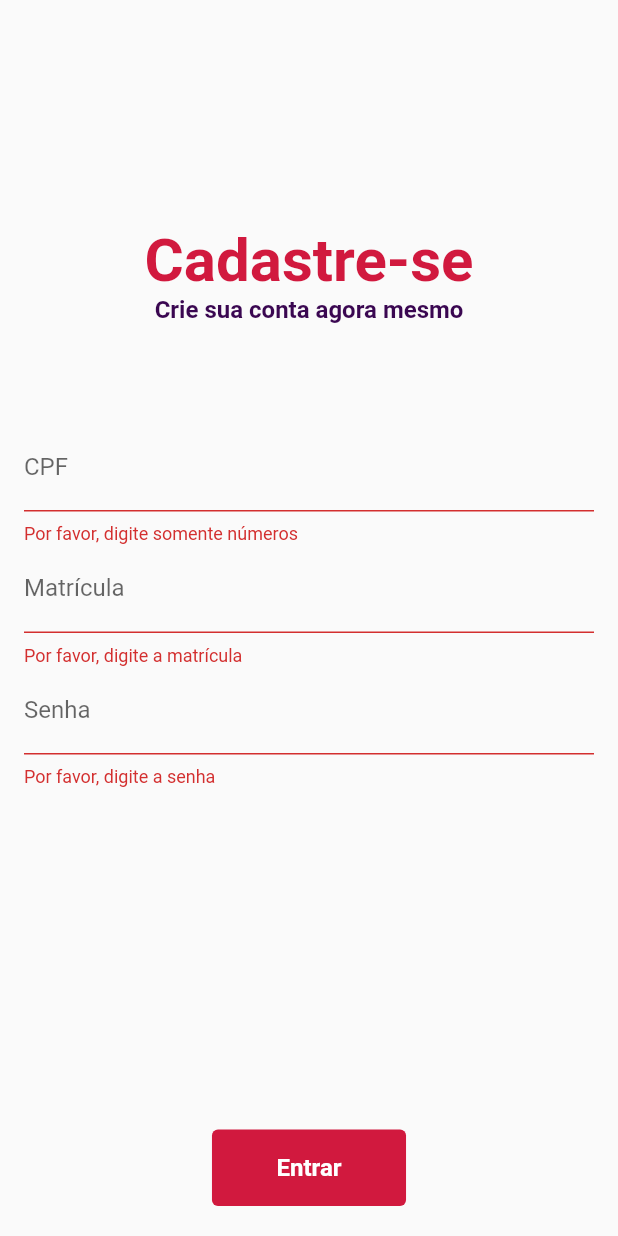
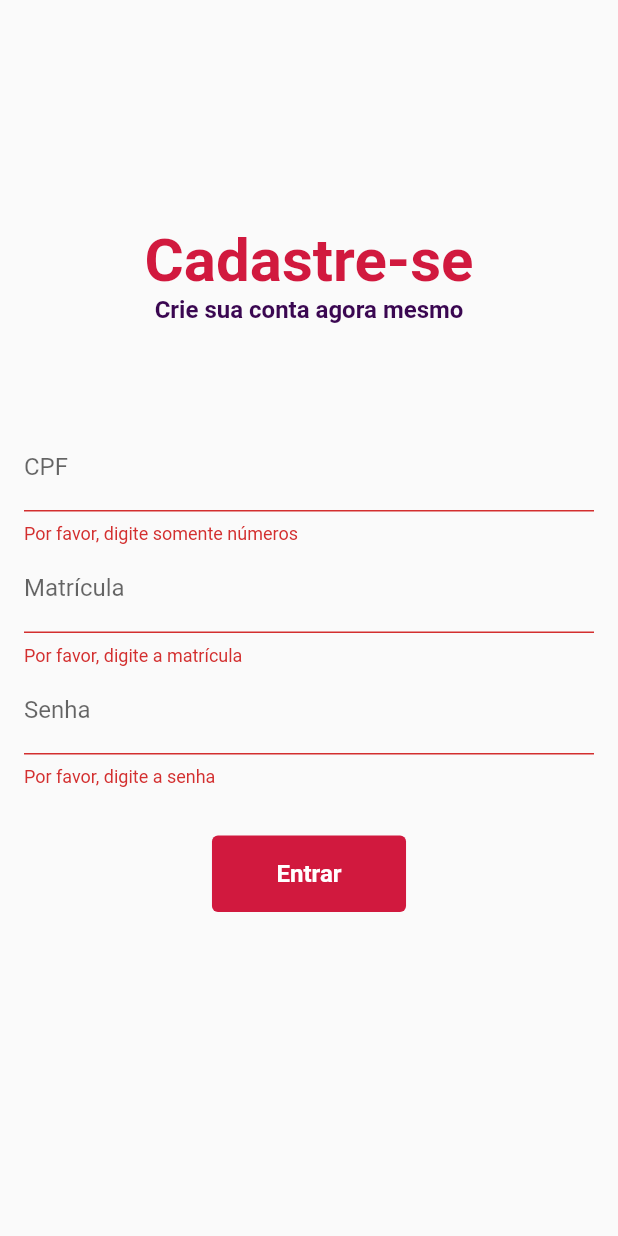
Before and after one commit to xandymelo/Juno, a Flutter app: the RegistrationScreen screen opened directly, after a tap on "Entrar", on a phone screen of 412 x 824 dp. Run offline on Flutter 3.47's test engine with Material 2 defaults, Android fonts, the phone set to English and light mode, and no system bars; our stand-ins replace flutter_svg, google_fonts, shared_preferences, sqflite; missing offline and left inert: easy_mask; accounts and stored records are empty.

Commit message:
Fixing overflowed screen

```diff
--- a/lib/main.dart
+++ b/lib/main.dart
@@ -59,7 +59,7 @@ Future<void> createDefaultData() async {
       telefone: '81997570531',
       dataNascimento: '1998-03-30',
       imageUrl: 'https://comidainvisivelstorage.blob.core.windows.net/comidainvisivelpublic/quem-somos/alexandre-melo.png',
-      hasAccount: true);
+      hasAccount: false);
   await UserDAO.save(usuario);
   final segundoUsuario = User(
       cpf: '097.882.964-68',
@@ -73,7 +73,7 @@ Future<void> createDefaultData() async {
       telefone: '81997570531',
       dataNascimento: '1998-03-30',
       imageUrl: 'https://comidainvisivelstorage.blob.core.windows.net/comidainvisivelpublic/quem-somos/ana-wirthmann.jpeg',
-      hasAccount: true);
+      hasAccount: false);
   await UserDAO.save(segundoUsuario);
   // UserDAO.findAll().then((value) => print(value));
   final veiculo = Veiculo(id: 1, cor: 'branco', marca: 'Hyundai', modelo: 'HB20', placa: 'PCM9F00', qtdPassageiros: 4, tipo: 0, usuarioId: 1);
--- a/lib/src/screens/signUp/Address_screen.dart
+++ b/lib/src/screens/signUp/Address_screen.dart
@@ -49,7 +49,7 @@ class _AddressScreenState extends State<AddressScreen> {
   Widget build(BuildContext context) {
     return Scaffold(
       body: Center(
-        child: Column(
+        child: ListView(
           children: [
             const Padding(
               padding: EdgeInsets.only(top: 150.0, bottom: 50.0),
--- a/lib/src/screens/signUp/SignUp_screen.dart
+++ b/lib/src/screens/signUp/SignUp_screen.dart
@@ -25,7 +25,7 @@ class _RegistrationScreenState extends State<RegistrationScreen> {
   Widget build(BuildContext context) {
     return Scaffold(
       body: Center(
-        child: Column(
+        child: ListView(
           children: [
             const Padding(
               padding: EdgeInsets.only(top: 150.0, bottom: 50.0),
@@ -150,18 +150,15 @@ class _RegistrationScreenState extends State<RegistrationScreen> {
                           } else {
                             if (!user.hasAccount) {
                               _hasaccount = user.hasAccount;
-                              _name = user.nome;
-                              _email = user.email;
-                              print('Nome: $_name');
                               print('Tem conta: $_hasaccount');
-                              print('Email: $_email');
-                              print('Senha escolhida: $_password');
 
                               await UserDAO.updateHasAccount(user.id, true);
 
                               await UserDAO.updatePassword(user.id, _password);
+
                               final user2 = await UserDAO.getUserByCPF(_cpf);
                               print(user2);
+
                               final sigaaData =
                                   await SigaaDAO.getSigaaDataByUserId(
                                       user.sigaaId);
```
